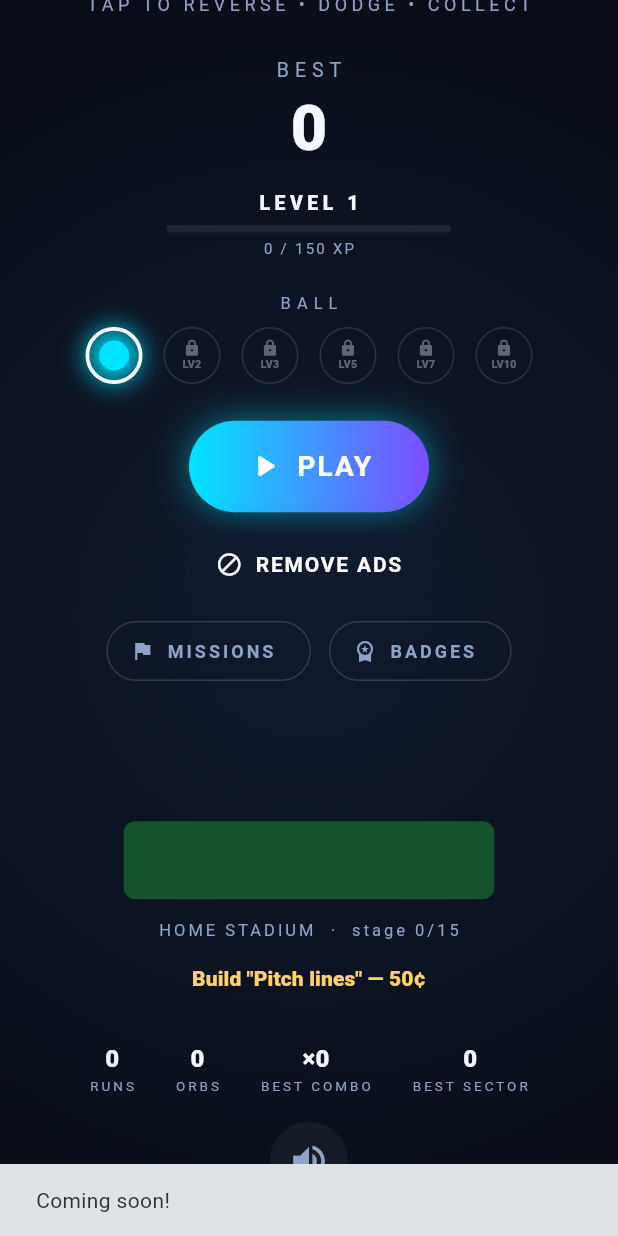
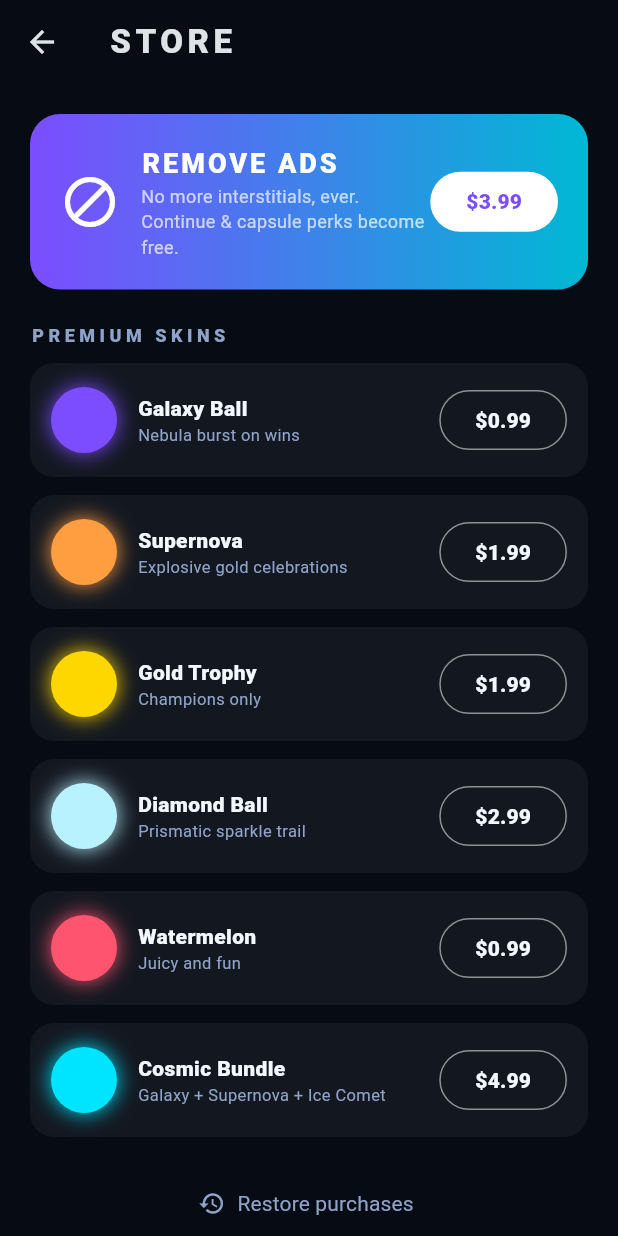
Before and after one commit to jonixoxa-svg/dulon-shpk, a Flutter app: the screen it shows after launch, scrolled down 180 dp, after a tap on "REMOVE ADS", on a phone screen of 412 x 824 dp. Run offline on Flutter 3.47's test engine with Material 3 defaults, Android fonts, the phone set to English and light mode, and no system bars; our stand-ins replace google_mobile_ads, in_app_purchase, shared_preferences; missing offline and left inert: flame, flame_audio.

Commit message:
Orbit Dash: IAP via Google Play Billing (Remove Ads + premium skins)
Pillar C — in-app purchases (Families-compliant, no dark patterns):
- Google Play Billing via in_app_purchase; platform-split service
  (io real / web stub) mirroring the ads-service pattern
- Remove Ads $3.99 (non-consumable): kills all interstitials
  permanently AND converts ad-gated perks (continue) into free
  automatic perks for owners; rewarded ads stay for non-owners
- 6 premium skins/bundle as fixed-price direct purchases
  ($0.99-$4.99); NO randomized paid content, no paid capsules, no
  currency packs; earnable skins stay earnable, premium is cosmetic-only
- Purchase flow with acknowledgment, pending-purchase handling, and
  restore-on-launch so purchases survive reinstall; Restore Purchases
  button in the store
- Honest store screen: fixed prices shown up front, no countdown
  timers, no fake discounts, no interrupting popups
- Ownership persisted in the versioned save; menu hides REMOVE ADS
  when owned; premium skins gated by ownership not level
- debugFakePurchases flag + ?dev web mode for testing without Play;
  code comments mark the exact Play Console product IDs/prices to create

Verified in browser: opened store, bought Remove Ads (-> "Owned"),
bought a premium skin (-> green check + "Purchase complete"), confirmed
owned:["remove_ads"] persisted to the save blob, reloaded the app and
confirmed the REMOVE ADS button stayed gone (restore-on-launch works).
Android release APKs build 17.5-21.7MB; 8/8 tests pass.

Co-Authored-By: Claude Fable 5 <noreply@anthropic.com>
Claude-Session: https://claude.ai/code/session_019oPVMKB8WHe1qWVHDHbwoL

```diff
--- a/orbit_dash/lib/config/game_config.dart
+++ b/orbit_dash/lib/config/game_config.dart
@@ -127,20 +127,38 @@ class GameConfig {
 
   /// Unlockable ball skins: name, core color, glow color, unlock level.
   static const List<BallSkin> skins = [
+    // Classics — earnable by level.
     BallSkin('CYAN', Color(0xFF00E5FF), Color(0xFF00B8D4), 1),
     BallSkin('EMBER', Color(0xFFFF9E40), Color(0xFFFF3D00), 2),
     BallSkin('VENOM', Color(0xFF76FF03), Color(0xFF1FA512), 3),
     BallSkin('NOVA', Color(0xFFFFF176), Color(0xFFFFB300), 5),
     BallSkin('GHOST', Color(0xFFE0F7FF), Color(0xFF80DEEA), 7),
     BallSkin('VOID', Color(0xFFB388FF), Color(0xFF6200EA), 10),
+    // Premium — direct purchase, fixed price, cosmetic only.
+    BallSkin('GALAXY', Color(0xFF9C6BFF), Color(0xFF5E2BFF), 1,
+        product: 'skin_galaxy'),
+    BallSkin('SUPERNOVA', Color(0xFFFFB74D), Color(0xFFFF3D00), 1,
+        product: 'skin_supernova'),
+    BallSkin('ICE COMET', Color(0xFFB3F0FF), Color(0xFF40C4FF), 1,
+        product: 'skin_icecomet'),
+    BallSkin('TROPHY', Color(0xFFFFD700), Color(0xFFB8860B), 1,
+        product: 'skin_trophy'),
+    BallSkin('DIAMOND', Color(0xFFE8FDFF), Color(0xFF80DEEA), 1,
+        product: 'skin_diamond'),
+    BallSkin('MELON', Color(0xFFFF5470), Color(0xFF2E7D32), 1,
+        product: 'skin_watermelon'),
   ];
 }
 
 class BallSkin {
-  const BallSkin(this.name, this.core, this.glow, this.unlockLevel);
+  const BallSkin(this.name, this.core, this.glow, this.unlockLevel,
+      {this.product});
 
   final String name;
   final Color core;
   final Color glow;
   final int unlockLevel;
+
+  /// Non-null = premium skin unlocked by owning this IAP product.
+  final String? product;
 }
--- a/orbit_dash/lib/services/ads/ad_service_io.dart
+++ b/orbit_dash/lib/services/ads/ad_service_io.dart
@@ -6,6 +6,7 @@ import 'package:google_mobile_ads/google_mobile_ads.dart';
 import '../../config/ad_config.dart';
 import '../../config/meta_config.dart';
 import '../consent_service.dart';
+import '../meta_service.dart';
 import '../storage_service.dart';
 
 /// Owns the whole ad lifecycle: consent → SDK init → preloading →
@@ -149,6 +150,7 @@ class AdService {
       {required VoidCallback onDismissed, bool suppress = false}) {
     final count = StorageService.instance.incrementGameOverCount();
     final shouldShow = !suppress &&
+        !MetaService.instance.ownsProduct('remove_ads') &&
         _interstitialsThisSession < MetaConfig.interstitialSessionCap &&
         count % MetaConfig.interstitialEveryNGameOvers == 0;
     final ad = _interstitialAd;
--- /dev/null
+++ b/orbit_dash/lib/services/iap/iap_service.dart
@@ -0,0 +1,42 @@
+// Platform switch for in-app purchases: Google Play Billing on Android
+// (via the in_app_purchase plugin), a no-op stub on web where the demo
+// runs. Import THIS file, never the implementations directly.
+export 'iap_service_io.dart' if (dart.library.js_interop) 'iap_service_web.dart';
+
+/// Product catalog — keep IDs in sync with Play Console → Monetize →
+/// Products → In-app products. All are NON-CONSUMABLE (one-time),
+/// fixed-price, fully transparent: you see exactly what you buy.
+/// NO randomized paid content, NO currency packs (Families-safe).
+///
+/// TODO(you): create these products in Play Console with these exact IDs:
+///   remove_ads        $3.99  — removes all interstitials permanently
+///   skin_galaxy       $0.99
+///   skin_supernova    $1.99
+///   skin_trophy       $1.99
+///   skin_diamond      $2.99
+///   skin_watermelon   $0.99
+///   bundle_cosmic     $4.99  — galaxy + supernova + ice comet
+class IapCatalog {
+  static const removeAds = 'remove_ads';
+  static const skinProducts = [
+    'skin_galaxy',
+    'skin_supernova',
+    'skin_trophy',
+    'skin_diamond',
+    'skin_watermelon',
+    'bundle_cosmic',
+  ];
+  static const all = [removeAds, ...skinProducts];
+
+  /// Fallback display prices for when the store can't be reached
+  /// (the real localized price always comes from Play Billing).
+  static const fallbackPrices = {
+    removeAds: r'$3.99',
+    'skin_galaxy': r'$0.99',
+    'skin_supernova': r'$1.99',
+    'skin_trophy': r'$1.99',
+    'skin_diamond': r'$2.99',
+    'skin_watermelon': r'$0.99',
+    'bundle_cosmic': r'$4.99',
+  };
+}
--- /dev/null
+++ b/orbit_dash/lib/services/iap/iap_service_io.dart
@@ -0,0 +1,111 @@
+import 'dart:async';
+
+import 'package:flutter/foundation.dart';
+import 'package:in_app_purchase/in_app_purchase.dart';
+
+import '../meta_service.dart';
+import 'iap_service.dart';
+
+/// Google Play Billing implementation.
+///
+/// Flow: init() connects and queries products; buy() launches the system
+/// purchase sheet (which shows Google's parental-control dialog on child
+/// accounts — that's what makes direct IAP Families-safe); the purchase
+/// stream delivers updates which we complete/acknowledge and persist.
+/// restore() re-queries owned products — purchases survive reinstall.
+///
+/// In debug builds [debugFakePurchases] short-circuits the store so the
+/// whole flow (buy → owned → perks → restore) is testable without Play.
+class IapService extends ChangeNotifier {
+  IapService._();
+  static final IapService instance = IapService._();
+
+  static const bool debugFakePurchases = kDebugMode;
+
+  final _iap = InAppPurchase.instance;
+  StreamSubscription<List<PurchaseDetails>>? _sub;
+  final Map<String, ProductDetails> _products = {};
+  bool available = false;
+
+  bool get removeAdsOwned => MetaService.instance.ownsProduct(IapCatalog.removeAds);
+  bool ownsProduct(String id) => MetaService.instance.ownsProduct(id);
+
+  String priceOf(String id) =>
+      _products[id]?.price ?? IapCatalog.fallbackPrices[id] ?? '—';
+
+  Future<void> init() async {
+    try {
+      available = await _iap.isAvailable();
+      if (!available && !debugFakePurchases) return;
+      _sub ??= _iap.purchaseStream.listen(_onPurchases, onError: (e) {
+        debugPrint('IAP stream error: $e');
+      });
+      if (available) {
+        final resp =
+            await _iap.queryProductDetails(IapCatalog.all.toSet());
+        for (final p in resp.productDetails) {
+          _products[p.id] = p;
+        }
+        // Restore on every launch so a reinstall gets its purchases back.
+        await _iap.restorePurchases();
+      }
+      notifyListeners();
+    } catch (e) {
+      debugPrint('IAP init failed: $e');
+    }
+  }
+
+  void _onPurchases(List<PurchaseDetails> purchases) {
+    for (final p in purchases) {
+      switch (p.status) {
+        case PurchaseStatus.purchased:
+        case PurchaseStatus.restored:
+          // NOTE: for a server-backed game verify p.verificationData here.
+          _grant(p.productID);
+          if (p.pendingCompletePurchase) _iap.completePurchase(p);
+        case PurchaseStatus.pending:
+          break; // Play shows its own pending UI (e.g. cash payment)
+        case PurchaseStatus.error:
+          debugPrint('IAP error: ${p.error}');
+        case PurchaseStatus.canceled:
+          break;
+      }
+    }
+    notifyListeners();
+  }
+
+  void _grant(String id) {
+    MetaService.instance.grantProduct(id);
+    if (id == 'bundle_cosmic') {
+      MetaService.instance.grantProduct('skin_galaxy');
+      MetaService.instance.grantProduct('skin_supernova');
+      MetaService.instance.grantProduct('skin_icecomet');
+    }
+  }
+
+  Future<bool> buy(String id) async {
+    if (ownsProduct(id)) return true;
+    if (debugFakePurchases && !available) {
+      _grant(id); // debug-only fake flow for testing without Play
+      notifyListeners();
+      return true;
+    }
+    final details = _products[id];
+    if (details == null) return false;
+    try {
+      return await _iap.buyNonConsumable(
+          purchaseParam: PurchaseParam(productDetails: details));
+    } catch (e) {
+      debugPrint('IAP buy failed: $e');
+      return false;
+    }
+  }
+
+  Future<void> restore() async {
+    try {
+      if (available) await _iap.restorePurchases();
+    } catch (e) {
+      debugPrint('IAP restore failed: $e');
+    }
+  }
+}
--- /dev/null
+++ b/orbit_dash/lib/services/iap/iap_service_web.dart
@@ -0,0 +1,35 @@
+import 'package:flutter/foundation.dart';
+
+import '../meta_service.dart';
+import 'iap_service.dart';
+
+/// Web-demo stand-in: no store. With ?dev in the URL, purchases are
+/// simulated locally so the full flow can be exercised in the browser.
+class IapService extends ChangeNotifier {
+  IapService._();
+  static final IapService instance = IapService._();
+
+  bool available = false;
+  bool get _devMode => Uri.base.queryParameters.containsKey('dev');
+
+  bool get removeAdsOwned =>
+      MetaService.instance.ownsProduct(IapCatalog.removeAds);
+  bool ownsProduct(String id) => MetaService.instance.ownsProduct(id);
+  String priceOf(String id) => IapCatalog.fallbackPrices[id] ?? '—';
+
+  Future<void> init() async {}
+
+  Future<bool> buy(String id) async {
+    if (!_devMode) return false;
+    MetaService.instance.grantProduct(id);
+    if (id == 'bundle_cosmic') {
+      for (final s in ['skin_galaxy', 'skin_supernova', 'skin_icecomet']) {
+        MetaService.instance.grantProduct(s);
+      }
+    }
+    notifyListeners();
+    return true;
+  }
+
+  Future<void> restore() async {}
+}
--- a/orbit_dash/lib/services/meta_service.dart
+++ b/orbit_dash/lib/services/meta_service.dart
@@ -37,6 +37,7 @@ class MetaService extends ChangeNotifier {
   List<int> missionProgress = [0, 0, 0];
   List<bool> missionClaimed = [false, false, false];
   Set<String> unlockedBadges = {}; // "orbs0", "orbs1"... key+tier
+  Set<String> ownedProducts = {};  // IAP: remove_ads, skin_* (non-consumable)
 
   // ── session/run scratch ──
   final Map<String, int> _run = {};
@@ -70,6 +71,7 @@ class MetaService extends ChangeNotifier {
       missionProgress = List<int>.from(j['mProg'] as List? ?? [0, 0, 0]);
       missionClaimed = List<bool>.from(j['mClaim'] as List? ?? [false, false, false]);
       unlockedBadges = Set<String>.from(j['badges'] as List? ?? []);
+      ownedProducts = Set<String>.from(j['owned'] as List? ?? []);
       if (missionIds.length != 3) missionIds = [];
     } catch (e) {
       debugPrint('Save corrupt, using defaults: $e');
@@ -87,6 +89,7 @@ class MetaService extends ChangeNotifier {
         'mDate': missionDate, 'mIds': missionIds,
         'mProg': missionProgress, 'mClaim': missionClaimed,
         'badges': unlockedBadges.toList(),
+        'owned': ownedProducts.toList(),
       }));
     } catch (e) {
       debugPrint('Save failed: $e');
@@ -241,6 +244,12 @@ class MetaService extends ChangeNotifier {
     return CapsuleReward(tier, c);
   }
 
+  // ── IAP ownership (granted by IapService after Play Billing confirms) ──
+  bool ownsProduct(String id) => ownedProducts.contains(id);
+  void grantProduct(String id) {
+    if (ownedProducts.add(id)) _save();
+  }
+
   // ── stadium ──
   bool buyStadiumUpgrade() {
     if (stadiumLevel >= MetaConfig.stadiumStages.length) return false;
--- a/orbit_dash/lib/services/progression_service.dart
+++ b/orbit_dash/lib/services/progression_service.dart
@@ -4,6 +4,7 @@ import 'package:flutter/foundation.dart';
 import 'package:shared_preferences/shared_preferences.dart';
 
 import '../config/game_config.dart';
+import 'meta_service.dart';
 
 /// Persistent meta-progression: XP, player level, unlockable skins and
 /// lifetime stats. Everything stays on-device.
@@ -83,14 +84,18 @@ class ProgressionService {
 
   set selectedSkin(int index) => _prefs?.setInt(_keySkin, index);
 
-  bool isSkinUnlocked(int index) =>
-      level >= GameConfig.skins[index].unlockLevel;
+  bool isSkinUnlocked(int index) {
+    final skin = GameConfig.skins[index];
+    if (skin.product != null) {
+      return MetaService.instance.ownsProduct(skin.product!);
+    }
+    return level >= skin.unlockLevel;
+  }
 
   BallSkin get currentSkin {
     final skin = GameConfig.skins[selectedSkin];
-    // Guard against a persisted skin the player no longer qualifies for
-    // (can only happen if unlock levels are rebalanced in an update).
-    return level >= skin.unlockLevel ? skin : GameConfig.skins.first;
+    // Guard against a persisted skin the player no longer qualifies for.
+    return isSkinUnlocked(selectedSkin) ? skin : GameConfig.skins.first;
   }
 
   // ── Lifetime stats ──────────────────────────────────────────────────────
--- a/orbit_dash/lib/ui/overlays/game_over_overlay.dart
+++ b/orbit_dash/lib/ui/overlays/game_over_overlay.dart
@@ -5,6 +5,7 @@ import 'package:flutter/material.dart';
 import '../../config/game_config.dart';
 import '../../game/orbit_dash_game.dart';
 import '../../services/ads/ad_service.dart';
+import '../../services/iap/iap_service.dart';
 import '../../services/progression_service.dart';
 import '../../services/meta_service.dart';
 import '../../services/storage_service.dart';
@@ -35,15 +36,19 @@ class _GameOverOverlayState extends State<GameOverOverlay> {
 
   OrbitDashGame get game => widget.game;
 
+  bool get _adFree => IapService.instance.removeAdsOwned;
+
   bool get _canContinue =>
       !game.continueUsed &&
       _secondsLeft > 0 &&
-      AdService.instance.isRewardedReady;
+      (_adFree || AdService.instance.isRewardedReady);
 
   @override
   void initState() {
     super.initState();
-    if (!game.continueUsed && AdService.instance.isRewardedReady) {
+    if (!game.continueUsed &&
+        (IapService.instance.removeAdsOwned ||
+            AdService.instance.isRewardedReady)) {
       _countdown = Timer.periodic(const Duration(seconds: 1), (t) {
         if (!mounted) return;
         setState(() => _secondsLeft--);
@@ -62,6 +67,12 @@ class _GameOverOverlayState extends State<GameOverOverlay> {
 
   void _watchAdToContinue() {
     if (_busy) return;
+    if (_adFree) {
+      // Remove Ads owners get the perk free — no ad, instant continue.
+      _countdown?.cancel();
+      game.continueRun();
+      return;
+    }
     _busy = true;
     _countdown?.cancel();
     _rewardEarned = false;
@@ -194,8 +205,8 @@ class _GameOverOverlayState extends State<GameOverOverlay> {
                           onPressed: _watchAdToContinue,
                         ),
                         const SizedBox(height: 6),
-                        const Text(
-                          'watch an ad to keep this run',
+                        Text(
+                          _adFree ? 'free for you — ad-free player' : 'watch an ad to keep this run',
                           style: TextStyle(
                             color: GameConfig.textSecondary,
                             fontSize: 12,
--- a/orbit_dash/lib/ui/screens/main_menu_screen.dart
+++ b/orbit_dash/lib/ui/screens/main_menu_screen.dart
@@ -4,12 +4,14 @@ import '../../config/game_config.dart';
 import '../../services/ads/ad_service.dart';
 import '../../services/audio_service.dart';
 import '../../services/progression_service.dart';
+import '../../services/iap/iap_service.dart';
 import '../../services/meta_service.dart';
 import '../../services/storage_service.dart';
 import '../widgets/banner_ad_widget.dart';
 import '../widgets/neon_button.dart';
 import 'game_screen.dart';
 import 'meta_screens.dart';
+import 'store_screen.dart';
 
 class MainMenuScreen extends StatefulWidget {
   const MainMenuScreen({super.key});
@@ -34,6 +36,7 @@ class _MainMenuScreenState extends State<MainMenuScreen>
     // Kick off consent + ads AFTER the first frame so the menu appears
     // instantly; the game never waits for the network.
     WidgetsBinding.instance.addPostFrameCallback((_) async {
+      await IapService.instance.init();
       await AdService.instance.init();
       if (mounted) setState(() => _adsReady = AdService.instance.isReady);
     });
@@ -109,6 +112,7 @@ class _MainMenuScreenState extends State<MainMenuScreen>
                           ),
                         ),
                         const SizedBox(height: 16),
+                        if (!IapService.instance.removeAdsOwned)
                         NeonButton(
                           label: 'REMOVE ADS',
                           icon: Icons.block,
@@ -117,15 +121,7 @@ class _MainMenuScreenState extends State<MainMenuScreen>
                             GameConfig.backgroundAccent,
                             GameConfig.backgroundAccent,
                           ],
-                          onPressed: () {
-                            // TODO(you): hook up in-app purchase here later.
-                            ScaffoldMessenger.of(context).showSnackBar(
-                              const SnackBar(
-                                content: Text('Coming soon!'),
-                                duration: Duration(seconds: 1),
-                              ),
-                            );
-                          },
+                          onPressed: () => _push(const StoreScreen()),
                         ),
                         const SizedBox(height: 14),
                         Row(mainAxisAlignment: MainAxisAlignment.center, children: [
@@ -134,6 +130,9 @@ class _MainMenuScreenState extends State<MainMenuScreen>
                           const SizedBox(width: 12),
                           _smallButton('BADGES', Icons.workspace_premium,
                               () => _push(const BadgesScreen())),
+                          const SizedBox(width: 12),
+                          _smallButton('STORE', Icons.storefront,
+                              () => _push(const StoreScreen())),
                         ]),
                         const SizedBox(height: 18),
                         ListenableBuilder(
@@ -338,8 +337,10 @@ class _MainMenuScreenState extends State<MainMenuScreen>
         if (!unlocked) {
           ScaffoldMessenger.of(context).showSnackBar(
             SnackBar(
-              content: Text('Reach level ${skin.unlockLevel} to unlock '
-                  '${skin.name}'),
+              content: Text(skin.product != null
+                  ? '${skin.name} is in the Store'
+                  : 'Reach level ${skin.unlockLevel} to unlock '
+                      '${skin.name}'),
               duration: const Duration(seconds: 1),
             ),
           );
@@ -387,7 +388,7 @@ class _MainMenuScreenState extends State<MainMenuScreen>
                         size: 12,
                         color: Colors.white.withValues(alpha: 0.35)),
                     Text(
-                      'LV${skin.unlockLevel}',
+                      skin.product != null ? 'SHOP' : 'LV${skin.unlockLevel}',
                       style: TextStyle(
                         fontSize: 7,
                         color: Colors.white.withValues(alpha: 0.35),
--- /dev/null
+++ b/orbit_dash/lib/ui/screens/store_screen.dart
@@ -0,0 +1,159 @@
+import 'package:flutter/material.dart';
+
+import '../../config/game_config.dart';
+import '../../services/audio_service.dart';
+import '../../services/iap/iap_service.dart';
+
+/// Honest store: fixed prices, you see exactly what you get. No countdown
+/// timers, no fake discounts, no interrupting popups (Families-safe).
+class StoreScreen extends StatefulWidget {
+  const StoreScreen({super.key});
+  @override
+  State<StoreScreen> createState() => _StoreScreenState();
+}
+
+class _StoreScreenState extends State<StoreScreen> {
+  Future<void> _buy(String id) async {
+    AudioService.instance.playButton();
+    final ok = await IapService.instance.buy(id);
+    if (mounted) {
+      setState(() {});
+      if (ok && IapService.instance.ownsProduct(id)) {
+        ScaffoldMessenger.of(context).showSnackBar(
+            const SnackBar(content: Text('Purchase complete — enjoy!')));
+      }
+    }
+  }
+
+  @override
+  Widget build(BuildContext context) {
+    final iap = IapService.instance;
+    const skinNames = {
+      'skin_galaxy': ('Galaxy Ball', 'Nebula burst on wins', Color(0xFF7C4DFF)),
+      'skin_supernova': ('Supernova', 'Explosive gold celebrations', Color(0xFFFF9E40)),
+      'skin_trophy': ('Gold Trophy', 'Champions only', Color(0xFFFFD700)),
+      'skin_diamond': ('Diamond Ball', 'Prismatic sparkle trail', Color(0xFFB9F2FF)),
+      'skin_watermelon': ('Watermelon', 'Juicy and fun', Color(0xFFFF5470)),
+      'bundle_cosmic': ('Cosmic Bundle', 'Galaxy + Supernova + Ice Comet', Color(0xFF00E5FF)),
+    };
+    return Scaffold(
+      backgroundColor: GameConfig.background,
+      appBar: AppBar(
+        backgroundColor: Colors.transparent,
+        title: const Text('STORE',
+            style: TextStyle(letterSpacing: 3, fontWeight: FontWeight.w800)),
+      ),
+      body: ListView(padding: const EdgeInsets.all(20), children: [
+        // Remove Ads hero card
+        Container(
+          padding: const EdgeInsets.all(20),
+          decoration: BoxDecoration(
+            gradient: const LinearGradient(
+                colors: [GameConfig.coreColor, GameConfig.ballGlow]),
+            borderRadius: BorderRadius.circular(20),
+          ),
+          child: Row(children: [
+            const Icon(Icons.block, color: Colors.white, size: 40),
+            const SizedBox(width: 14),
+            Expanded(
+              child: Column(crossAxisAlignment: CrossAxisAlignment.start, children: [
+                const Text('REMOVE ADS',
+                    style: TextStyle(
+                        color: Colors.white,
+                        fontWeight: FontWeight.w900,
+                        fontSize: 18,
+                        letterSpacing: 2)),
+                Text(
+                  iap.removeAdsOwned
+                      ? 'Owned — thank you!'
+                      : 'No more interstitials, ever.\nContinue & capsule perks become free.',
+                  style: const TextStyle(color: Colors.white70, fontSize: 12),
+                ),
+              ]),
+            ),
+            FilledButton(
+              onPressed: iap.removeAdsOwned ? null : () => _buy(IapCatalog.removeAds),
+              style: FilledButton.styleFrom(
+                  backgroundColor: Colors.white,
+                  foregroundColor: GameConfig.coreColor),
+              child: Text(iap.removeAdsOwned ? '✓' : iap.priceOf(IapCatalog.removeAds),
+                  style: const TextStyle(fontWeight: FontWeight.w900)),
+            ),
+          ]),
+        ),
+        const SizedBox(height: 22),
+        const Text('PREMIUM SKINS',
+            style: TextStyle(
+                color: GameConfig.textSecondary,
+                letterSpacing: 3,
+                fontWeight: FontWeight.w800,
+                fontSize: 12)),
+        const SizedBox(height: 10),
+        for (final id in IapCatalog.skinProducts)
+          Container(
+            margin: const EdgeInsets.only(bottom: 12),
+            padding: const EdgeInsets.all(14),
+            decoration: BoxDecoration(
+              color: Colors.white.withValues(alpha: 0.05),
+              borderRadius: BorderRadius.circular(16),
+            ),
+            child: Row(children: [
+              Container(
+                width: 44,
+                height: 44,
+                decoration: BoxDecoration(
+                  shape: BoxShape.circle,
+                  color: skinNames[id]!.$3,
+                  boxShadow: [
+                    BoxShadow(color: skinNames[id]!.$3, blurRadius: 12)
+                  ],
+                ),
+              ),
+              const SizedBox(width: 14),
+              Expanded(
+                child: Column(crossAxisAlignment: CrossAxisAlignment.start, children: [
+                  Text(skinNames[id]!.$1,
+                      style: const TextStyle(
+                          color: GameConfig.textPrimary,
+                          fontWeight: FontWeight.w800)),
+                  Text(skinNames[id]!.$2,
+                      style: const TextStyle(
+                          color: GameConfig.textSecondary, fontSize: 11)),
+                ]),
+              ),
+              iap.ownsProduct(id)
+                  ? const Icon(Icons.check_circle, color: GameConfig.pulseColor)
+                  : OutlinedButton(
+                      onPressed: () => _buy(id),
+                      child: Text(iap.priceOf(id),
+                          style: const TextStyle(
+                              color: GameConfig.textPrimary,
+                              fontWeight: FontWeight.w800)),
+                    ),
+            ]),
+          ),
+        const SizedBox(height: 8),
+        Center(
+          child: TextButton.icon(
+            icon: const Icon(Icons.restore, size: 18,
+                color: GameConfig.textSecondary),
+            label: const Text('Restore purchases',
+                style: TextStyle(color: GameConfig.textSecondary)),
+            onPressed: () async {
+              await IapService.instance.restore();
+              if (mounted) setState(() {});
+            },
+          ),
+        ),
+        const SizedBox(height: 8),
+        const Center(
+          child: Text(
+            'All prices are fixed and shown before purchase.\nEarnable skins stay earnable — premium is extra, never an advantage.',
+            textAlign: TextAlign.center,
+            style: TextStyle(color: GameConfig.textSecondary, fontSize: 11),
+          ),
+        ),
+      ]),
+    );
+  }
+}
--- a/orbit_dash/pubspec.yaml
+++ b/orbit_dash/pubspec.yaml
@@ -18,6 +18,7 @@ dependencies:
   flame_audio: ^2.12.1
   google_mobile_ads: ^9.0.0
   shared_preferences: ^2.5.5
+  in_app_purchase: ^3.3.0
 
 dev_dependencies:
   flutter_test:
```
Also changed, not shown: docs/assets/fonts/MaterialIcons-Regular.otf, orbit_dash/pubspec.lock, 3 other files.
